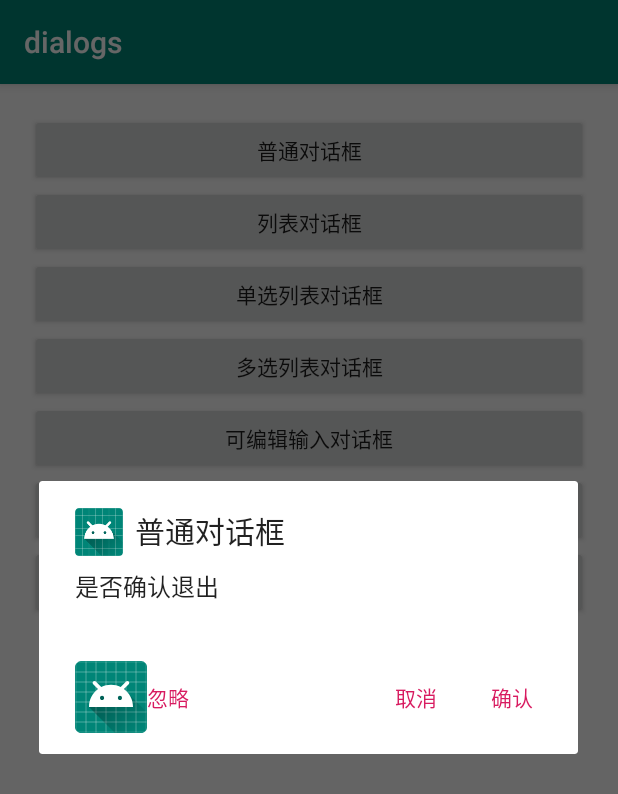
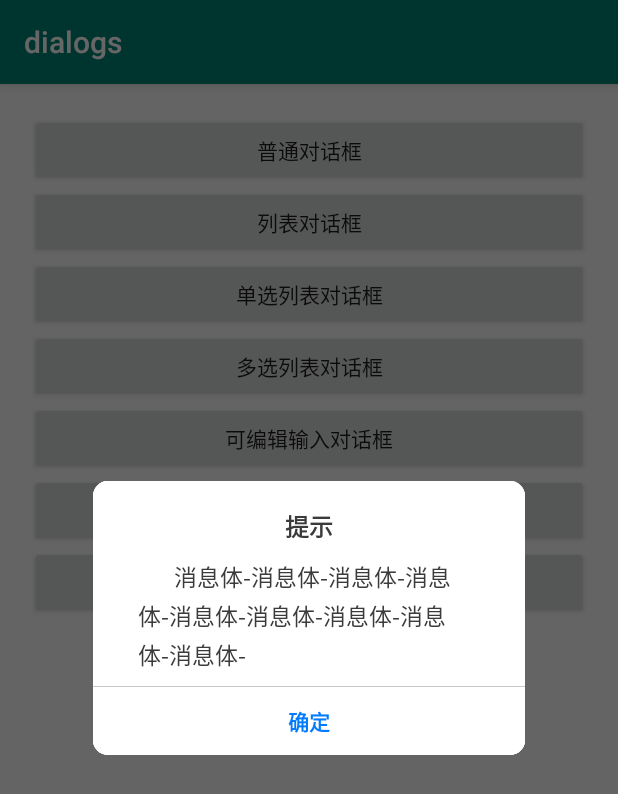
Before and after one commit to ulshi/OneDayOneView, an Android app: the screen it shows after launch (MainActivity), after a tap on "普通对话框", on a phone screen of 412 x 824 dp. Shown: the top 794 px of the screen. Run offline under Robolectric (Android 15) with nearby library versions, the phone set to English and light mode, and no system bars.

Commit message:
dialog commit

```diff
--- a/dialogs/src/main/java/com/cupster/lib/views/MainActivity.java
+++ b/dialogs/src/main/java/com/cupster/lib/views/MainActivity.java
@@ -2,17 +2,19 @@ package com.cupster.lib.views;
 
 import android.app.Dialog;
 import android.content.DialogInterface;
-import android.content.Intent;
-import android.graphics.drawable.Drawable;
 import android.os.Build;
 import android.support.annotation.RequiresApi;
 import android.support.v7.app.AlertDialog;
 import android.support.v7.app.AppCompatActivity;
 import android.os.Bundle;
+import android.view.Gravity;
 import android.view.View;
 import android.widget.Button;
 import android.widget.EditText;
 import android.widget.Toast;
+
+import com.cupster.lib.views.ios.IosMsgAlert;
+import com.cupster.lib.views.ios.IosMsgAlertSure;
 
 public class MainActivity extends AppCompatActivity implements View.OnClickListener {
 
@@ -41,9 +43,10 @@ public class MainActivity extends AppCompatActivity implements View.OnClickListe
     public void onClick(View view) {
         switch (view.getId()) {
             case R.id.normal_btn:
-                if (Build.VERSION.SDK_INT >= Build.VERSION_CODES.LOLLIPOP) {
-                    dialogNormal();     // 普通
-                }
+//                if (Build.VERSION.SDK_INT >= Build.VERSION_CODES.LOLLIPOP) {
+//                    dialogNormal();     // 普通
+//                }
+                iosDialog();
                 break;
             case R.id.list_btn:
                 dialogList();       // 列表
@@ -73,7 +76,7 @@ public class MainActivity extends AppCompatActivity implements View.OnClickListe
     }
 
     private void iosDialog(){
-        IosDialog dialog = new IosDialog(this);
+        IosMsgAlertSure dialog = new IosMsgAlertSure(this);
         dialog.setPositiveOnClickListener(new DialogInterface.OnClickListener() {
 
             @Override
@@ -87,9 +90,15 @@ public class MainActivity extends AppCompatActivity implements View.OnClickListe
                 tShow("取消");
             }
         });
+//        dialog.setBtnText("忽略", "查看");
         dialog.show();
-        dialog.setBtnText("忽略", "查看");
+        dialog.setWidth(0.7f,0.45f);
+        dialog.setBtnText("取消", "确定");
+        dialog.setMessageGravity(Gravity.LEFT);
+//        dialog.setMessageColor(Color.parseColor("#ff00ff"));
         dialog.setMessage("消息体-消息体-消息体-消息体-消息体-消息体-消息体-消息体-消息体-");
+
+        dialog.setBackForbid(false);
     }
 
 
--- /dev/null
+++ b/dialogs/src/main/java/com/cupster/lib/views/ios/IosMsgAlertSure.java
@@ -0,0 +1,231 @@
+package com.cupster.lib.views.ios;
+
+import android.app.AlertDialog;
+import android.content.Context;
+import android.content.res.Configuration;
+import android.os.Bundle;
+import android.text.SpannableStringBuilder;
+import android.util.Log;
+import android.view.Display;
+import android.view.KeyEvent;
+import android.view.LayoutInflater;
+import android.view.View;
+import android.view.View.OnClickListener;
+import android.view.Window;
+import android.view.WindowManager;
+import android.widget.LinearLayout;
+import android.widget.RelativeLayout;
+import android.widget.TextView;
+
+import com.cupster.lib.views.R;
+
+
+public class IosMsgAlertSure extends AlertDialog implements OnClickListener {
+
+    private LayoutInflater mInflater;
+    private View mView;
+    private TextView mTvMessage;
+    private TextView mTvTitle;
+    private OnClickListener mPositiveListener;
+    private OnClickListener mNegativeListener;
+    private RelativeLayout mRelativeTitle;
+    private Context mContext;
+    private TextView mTvSure;
+    private TextView mTvCancel;
+    private View btn_divider;
+
+    private boolean backForbid = false;
+
+    public IosMsgAlertSure(Context context) {
+        this(context, R.style.ios_dialog);
+        mContext = context;
+        mInflater = LayoutInflater.from(context);
+    }
+
+    public IosMsgAlertSure(Context context, int themeResId) {
+        super(context, themeResId);
+    }
+
+    @Override
+    protected void onCreate(Bundle savedInstanceState) {
+        super.onCreate(savedInstanceState);
+        mView = mInflater.inflate(R.layout.dialog_ios, null);
+        setContentView(mView);
+        mTvMessage = (TextView) mView.findViewById(R.id.tv_message);
+        mTvTitle = (TextView) mView.findViewById(R.id.tv_title);
+        mTvTitle.setText("提示");
+        mRelativeTitle = (RelativeLayout) mView.findViewById(R.id.relative_title);
+        mRelativeTitle.setVisibility(View.VISIBLE);
+        btn_divider = mView.findViewById(R.id.divider);
+        mTvSure = (TextView) mView.findViewById(R.id.tv_sure);
+        mTvSure.setOnClickListener(this);
+        mTvCancel = (TextView) mView.findViewById(R.id.tv_cancel);
+        mTvCancel.setOnClickListener(this);
+        setLeftVisible(View.GONE);
+    }
+
+    @Override
+    public void onDetachedFromWindow() {
+        super.onDetachedFromWindow();
+        Log.e( "onDetachedFromWindow: ", "dismiss");
+        mContext = null;
+        mInflater = null;
+    }
+
+    @Override
+    public void show() {
+        setCanceledOnTouchOutside(false);
+        super.show();
+    }
+
+    @Override
+    public boolean onKeyDown(int keyCode, KeyEvent event) {
+        if (keyCode == KeyEvent.KEYCODE_BACK && event.getAction() == KeyEvent.ACTION_DOWN) {
+            if (backForbid){
+                return true;
+            }
+        }
+        return super.onKeyDown(keyCode, event);
+    }
+
+    public void setWidth(float widthPortrait, float widthLandScape){
+        Window dialogWindow = this.getWindow();
+        WindowManager m = getWindow().getWindowManager();
+        Display d = m.getDefaultDisplay(); // 获取屏幕宽、高用
+        WindowManager.LayoutParams p = dialogWindow.getAttributes(); // 获取对话框当前的参数值
+        //手机横竖屏时候
+        if (mContext.getResources().getConfiguration().orientation == Configuration.ORIENTATION_PORTRAIT) {
+//            p.height = (int) (d.getHeight() * 0.25); // 高度设置为屏幕的
+            p.width = (int) (d.getWidth() * widthPortrait); // 宽度设置为屏幕的
+        } else if (mContext.getResources().getConfiguration().orientation == Configuration.ORIENTATION_LANDSCAPE) {
+//            p.height = (int) (d.getHeight() * 0.3); // 高度设置为屏幕的
+            p.width = (int) (d.getWidth() * widthLandScape); // 宽度设置为屏幕的
+        }
+        dialogWindow.setAttributes(p);
+    }
+
+    /**
+     * 返回键 是否dismiss dialog
+     * @param forbid
+     */
+    public void setBackForbid(boolean forbid){
+        backForbid = forbid;
+    }
+
+    @Override
+    public void setTitle(CharSequence title) {
+        mRelativeTitle.setVisibility(View.VISIBLE);
+        mTvTitle.setText(title);
+    }
+
+    @Override
+    public void setMessage(CharSequence message) {
+        super.setMessage(message);
+        StringBuilder sb = new StringBuilder();
+        sb.append("      ");
+        sb.append(message);
+        mTvMessage.setText(sb.toString());
+    }
+
+    public void sestMessageColor(int color) {
+        mTvMessage.setTextColor(color);
+    }
+    public void sestMessageColor(SpannableStringBuilder builder) {
+        mTvMessage.setText(builder);
+    }
+    public void sestTitleColor(SpannableStringBuilder builder) {
+        mTvTitle.setText(builder);
+    }
+
+    public void setBtnText(String tvCancel, String tvSure) {
+        mTvSure.setText(tvSure);
+        mTvCancel.setText(tvCancel);
+    }
+
+    @Override
+    public void onClick(View v) {
+        switch (v.getId()) {
+            case R.id.tv_sure:
+                if (mPositiveListener != null) {
+                    mPositiveListener.onClick(this, R.id.tv_sure);
+                }
+                dismiss();
+                break;
+            case R.id.tv_cancel:
+                if (mNegativeListener != null) {
+                    mNegativeListener.onClick(this, R.id.tv_cancel);
+                }
+                dismiss();
+                break;
+            default:
+                break;
+        }
+    }
+
+    /**
+     * 设置message显示模式
+     *
+     * @param gravity
+     */
+    public void setMessageGravity(int gravity) {
+        mTvMessage.setGravity(gravity);
+        LinearLayout.LayoutParams params = new LinearLayout.LayoutParams(
+                LinearLayout.LayoutParams.WRAP_CONTENT, LinearLayout.LayoutParams.WRAP_CONTENT);
+        params.setMargins(dip2px(mContext, 30), dip2px(mContext, 10), dip2px(mContext, 20), dip2px(mContext, 10));
+        mTvMessage.setLayoutParams(params);
+    }
+
+    /**
+     * 设置Title显示模式
+     *
+     * @param gravity
+     */
+    public void setTitleGravity(int gravity) {
+        mTvTitle.setGravity(gravity);
+//        LinearLayout.LayoutParams params = new LinearLayout.LayoutParams(
+//                LinearLayout.LayoutParams.WRAP_CONTENT, LinearLayout.LayoutParams.WRAP_CONTENT);
+//        params.setMargins(dip2px(mContext, 30), dip2px(mContext, 30), dip2px(mContext, 30), dip2px(mContext, 10));
+//        mTvTitle.setLayoutParams(params);
+    }
+
+    public static int dip2px(Context context, float dpValue)
+    {
+        float scale = context.getResources().getDisplayMetrics().density;
+        return (int)(dpValue * scale + 0.5F);
+    }
+
+    /**
+     * 设置message字体颜色
+     *
+     * @param color 颜色值，非资源id
+     */
+    public void setMessageColor(int color) {
+        mTvMessage.setTextColor(color);
+    }
+    public void setTitleColor(int color) {
+        mTvTitle.setTextColor(color);
+    }
+
+    /**
+     * 设置message字体大小
+     *
+     * @param size
+     */
+    public void setMessageSize(float size) {
+        mTvMessage.setTextSize(size);
+    }
+
+    public void setPositiveOnClickListener(OnClickListener listener) {
+        mPositiveListener = listener;
+    }
+
+    public void setNegativeOnClickListener(OnClickListener listener) {
+        mNegativeListener = listener;
+    }
+
+    public void setLeftVisible(int visible) {
+        mTvCancel.setVisibility(visible);
+        btn_divider.setVisibility(visible);
+    }
+
+}
--- a/dialogs/src/main/res/drawable/bg_white_round_bottomright_normal.xml
+++ b/dialogs/src/main/res/drawable/bg_white_round_bottomright_normal.xml
@@ -7,7 +7,7 @@
               <!-- 填充颜色 -->
             <solid android:color="#ffffff" />
             <corners
-                android:bottomLeftRadius="0dip"
+                android:bottomLeftRadius="10dip"
                 android:bottomRightRadius="10dip"
                 android:topLeftRadius="0dip"
                 android:topRightRadius="0dip" />
--- a/dialogs/src/main/res/drawable/bg_white_round_bottomright_press.xml
+++ b/dialogs/src/main/res/drawable/bg_white_round_bottomright_press.xml
@@ -7,7 +7,7 @@
               <!-- 填充颜色 -->
             <solid android:color="#f2f2f2" />
             <corners
-                android:bottomLeftRadius="0dip"
+                android:bottomLeftRadius="10dip"
                 android:bottomRightRadius="10dip"
                 android:topLeftRadius="0dip"
                 android:topRightRadius="0dip" />
--- a/dialogs/src/main/res/layout/dialog_ios.xml
+++ b/dialogs/src/main/res/layout/dialog_ios.xml
@@ -12,7 +12,7 @@
         <RelativeLayout
             android:id="@+id/relative_title"
             android:layout_width="match_parent"
-            android:visibility="gone"
+
             android:layout_height="wrap_content"
             android:layout_centerHorizontal="true"
             android:layout_marginTop="18dp" >
```
Also changed, not shown: dialogs/src/main/java/com/cupster/lib/views/ios/IosMsgAlert.java (renamed from dialogs/src/main/java/com/cupster/lib/views/IosDialog.java, +48 -17 lines).
